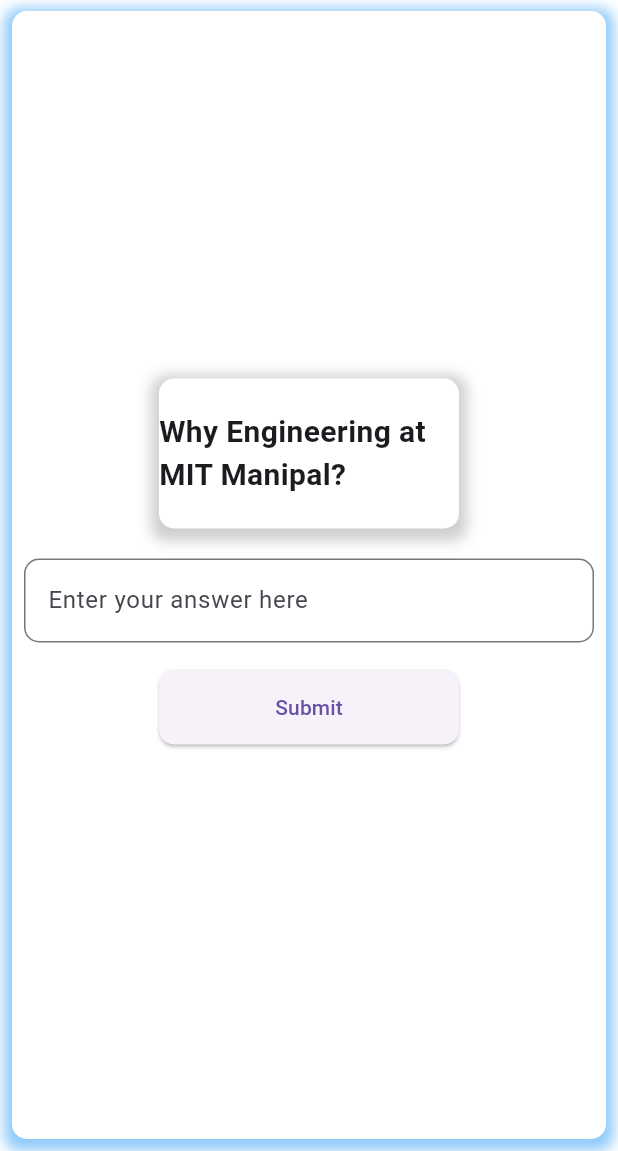
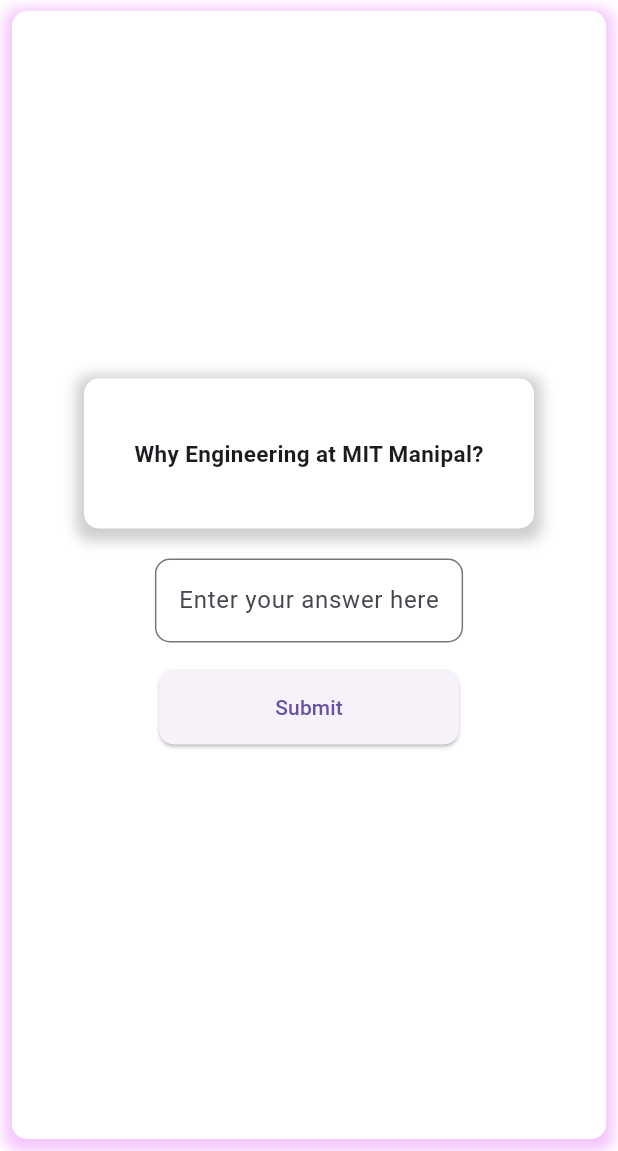
Before and after one commit to agakshay304/GPTutor, a Flutter app: the screen it shows after launch, on a phone screen of 412 x 824 dp, the part 85-1236 px from its top. Run offline on Flutter 3.47's test engine with Material 2 defaults, Android fonts, the phone set to English and light mode, and no system bars; our stand-ins replace animate_do, flutter_riverpod, riverpod.

Commit message:
UI Bug Fixed

```diff
--- a/lib/home_page.dart
+++ b/lib/home_page.dart
@@ -73,20 +73,18 @@
               borderRadius: BorderRadius.circular(10),
               boxShadow: [
                 BoxShadow(
-                  color: Colors.blue.withOpacity(0.5),
+                  color: Colors.purpleAccent.withOpacity(0.3),
                   spreadRadius: 5,
                   blurRadius: 7,
                   offset: const Offset(0, 3), // changes position of shadow
                 ),
               ],
             ),
-            child: Padding(
-              padding: const EdgeInsets.all(8.0),
             child: Column(
               mainAxisAlignment: MainAxisAlignment.center,
               children: [
                 Container(
-                    width: 200,
+                  width: 300,
                   height: 100,
                   decoration: BoxDecoration(
                     color: Colors.white,
@@ -105,7 +103,7 @@
                     child: Text(
                       questions[0],
                       style: const TextStyle(
-                          fontSize: 20,
+                        fontSize: 15,
                         fontWeight: FontWeight.bold,
                       ),
                     ),
@@ -114,7 +112,7 @@
                 const SizedBox(
                   height: 20,
                 ),
-                  IntrinsicHeight(
+                IntrinsicWidth(
                   child: TextFormField(
                     decoration: const InputDecoration(
                       border: OutlineInputBorder(
@@ -154,7 +152,6 @@
               ],
             ),
           ),
-          ),
         ));
   }
 }
```
Lines whose indentation alone changed are shown as unchanged.
